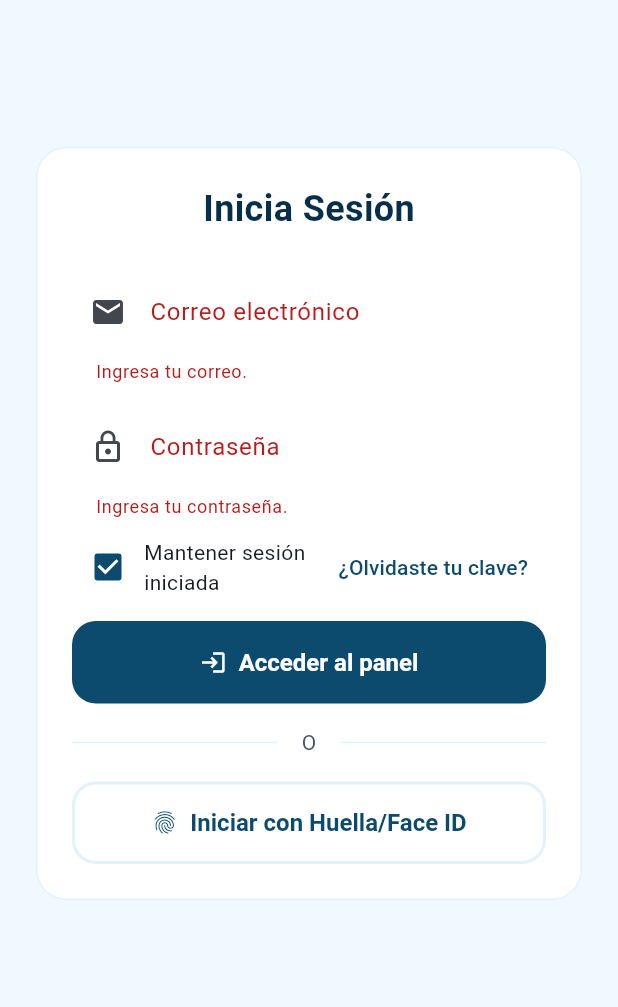
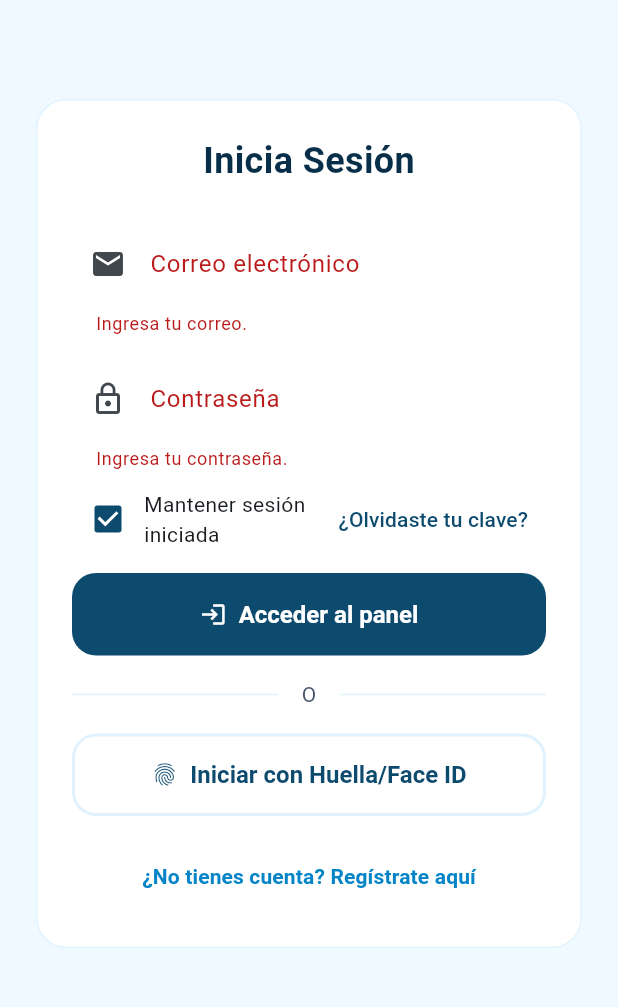
Before and after one commit to luisluiswii/Control-Horario, a Flutter app: the screen it shows after launch, after a tap on "Acceder al panel", on a phone screen of 412 x 824 dp, the part 210-1217 px from its top. Run offline on Flutter 3.47's test engine with Material 3 defaults, Android fonts, the phone set to English and light mode, and no system bars; our stand-ins replace supabase_flutter; accounts and stored records are empty.

```diff
--- a/lib/anadir_tareas_page.dart
+++ b/lib/anadir_tareas_page.dart
@@ -5,10 +5,10 @@
   const AnadirTareasPage({super.key});
 
   @override
-  State<AnadirTareasPage> createState() => _AnadirTareasPageState();
+  State<AnadirTareasPage> createState() => AnadirTareasPageState();
 }
 
-class _AnadirTareasPageState extends State<AnadirTareasPage> {
+class AnadirTareasPageState extends State<AnadirTareasPage> {
   final List<Map<String, dynamic>> _tareas = [
     {'titulo': 'Completar reporte semanal', 'completada': false},
     {'titulo': 'Revisar correos del equipo', 'completada': false},
--- a/lib/documentos_page.dart
+++ b/lib/documentos_page.dart
@@ -5,10 +5,10 @@
   const DocumentosPage({super.key});
 
   @override
-  State<DocumentosPage> createState() => _DocumentosPageState();
+  State<DocumentosPage> createState() => DocumentosPageState();
 }
 
-class _DocumentosPageState extends State<DocumentosPage> {
+class DocumentosPageState extends State<DocumentosPage> {
   final List<Map<String, String>> documentos = [
     {
       'titulo': 'Manual de Empleado',
--- a/lib/main.dart
+++ b/lib/main.dart
@@ -16,15 +16,23 @@
 import 'nominas_page.dart';
 import 'aprobaciones_page.dart';
 import 'tablon_page.dart';
-
 import 'asistencia_app_page.dart';
-
-Future<void> main() async {
+import 'registro_page.dart';
+
+import 'package:supabase_flutter/supabase_flutter.dart';
+
+void main() async {
   WidgetsFlutterBinding.ensureInitialized();
+
   await initializeDateFormatting('es_ES', null);
+
+  await Supabase.initialize(
+    url: 'https://htmumknfebjqjvjwcvug.supabase.co',
+    anonKey: 'sb_publishable_07XgshcqADVom9neTKotTA_4bnCRtR1',
+  );
+
   runApp(const ControlHorarioApp());
 }
-
 class AppColors {
   static Color background = const Color(0xFFF0F9FF);
   static Color surface = const Color(0xFFFFFFFF);
@@ -385,11 +393,70 @@
     super.dispose();
   }
 
-  void _submit() {
+  // 🔥 LOGIN REAL CON SUPABASE + TABLA USUARIO
+  void _submit() async {
     if (!(_formKey.currentState?.validate() ?? false)) return;
-    Navigator.of(
-      context,
-    ).pushReplacement(MaterialPageRoute(builder: (_) => const HomeShellPage()));
+
+    final email = _emailController.text.trim().toLowerCase();
+    final password = _passwordController.text.trim();
+
+    try {
+      // 1. Autenticar con Supabase Auth
+      final res = await Supabase.instance.client.auth.signInWithPassword(
+        email: email,
+        password: password,
+      );
+
+      final user = res.user;
+      if (user == null) {
+        throw Exception('No se pudo iniciar sesión');
+      }
+
+      // 2. Buscar datos en tu tabla 'usuario'
+      final data = await Supabase.instance.client
+          .from('usuario')
+          .select()
+          .eq('auth_user_id', user.id)
+          .maybeSingle();
+
+      if (data == null) {
+        throw Exception('Tu cuenta no está configurada correctamente');
+      }
+
+      // 3. Validar si está activo
+      if (data['activo'] == false) {
+        throw Exception('Tu cuenta está desactivada');
+      }
+
+      // 4. Obtener rol
+      final rol = data['rol'];
+
+      // 5. Navegar según rol
+      if (rol == 'admin') {
+        Navigator.of(context).pushReplacementNamed('/admin');
+      } else {
+        Navigator.of(context).pushReplacement(
+          MaterialPageRoute(builder: (_) => const HomeShellPage()),
+        );
+      }
+    }
+    catch (e) {
+      String mensajeError = 'Ocurrió un error inesperado.';
+
+      // Si el error es de credenciales inválidas
+      if (e.toString().contains('invalid_credentials')) {
+        mensajeError = 'Correo o contraseña incorrectos.';
+      } else if (e.toString().contains('User not found')) {
+        mensajeError = 'No existe una cuenta con ese correo.';
+      }
+
+      ScaffoldMessenger.of(context).showSnackBar(
+        SnackBar(
+          content: Text(mensajeError),
+          backgroundColor: Colors.red,
+        ),
+      );
+    }
   }
 
   @override
@@ -534,7 +601,7 @@
                                   ScaffoldMessenger.of(context).showSnackBar(
                                     const SnackBar(
                                       content: Text(
-                                        'Simulando biometrí­a... Funcionalidad en desarrollo.',
+                                        'Simulando biometría... Funcionalidad en desarrollo.',
                                       ),
                                     ),
                                   );
@@ -548,6 +615,23 @@
                                   style: TextStyle(
                                     color: AppColors.primaryTeal,
                                   ),
+                                ),
+                              ),
+                            ),
+                            SizedBox(height: 16),
+                            TextButton(
+                              onPressed: () {
+                                Navigator.of(context).push(
+                                  MaterialPageRoute(
+                                    builder: (_) => const RegistroPage(),
+                                  ),
+                                );
+                              },
+                              child: Text(
+                                '¿No tienes cuenta? Regístrate aquí',
+                                style: TextStyle(
+                                  color: AppColors.primaryTealLight,
+                                  fontWeight: FontWeight.bold,
                                 ),
                               ),
                             ),
--- a/pubspec.yaml
+++ b/pubspec.yaml
@@ -35,6 +35,7 @@
   # Use with the CupertinoIcons class for iOS style icons.
   cupertino_icons: ^1.0.8
   intl: ^0.20.2
+  supabase_flutter: ^2.5.0
 
 dev_dependencies:
   flutter_test:
```
Also changed, not shown: lib/registro_page.dart (added, +271 -0 lines), pubspec.lock, 3 other files. Lines whose indentation alone changed are shown as unchanged.
